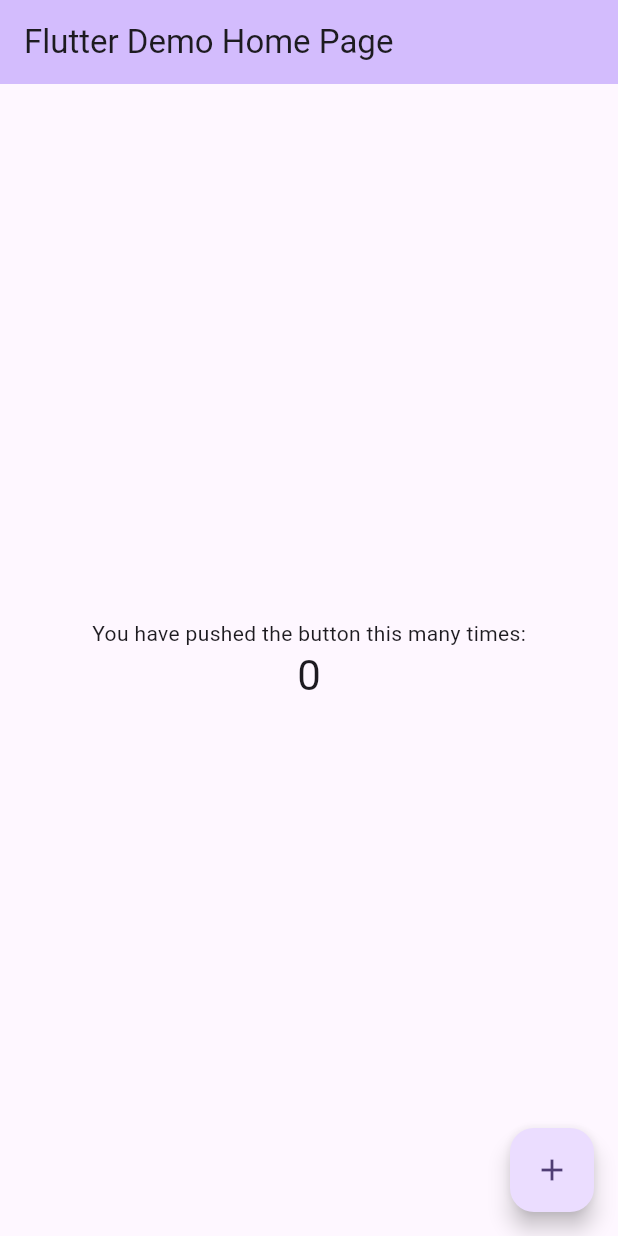
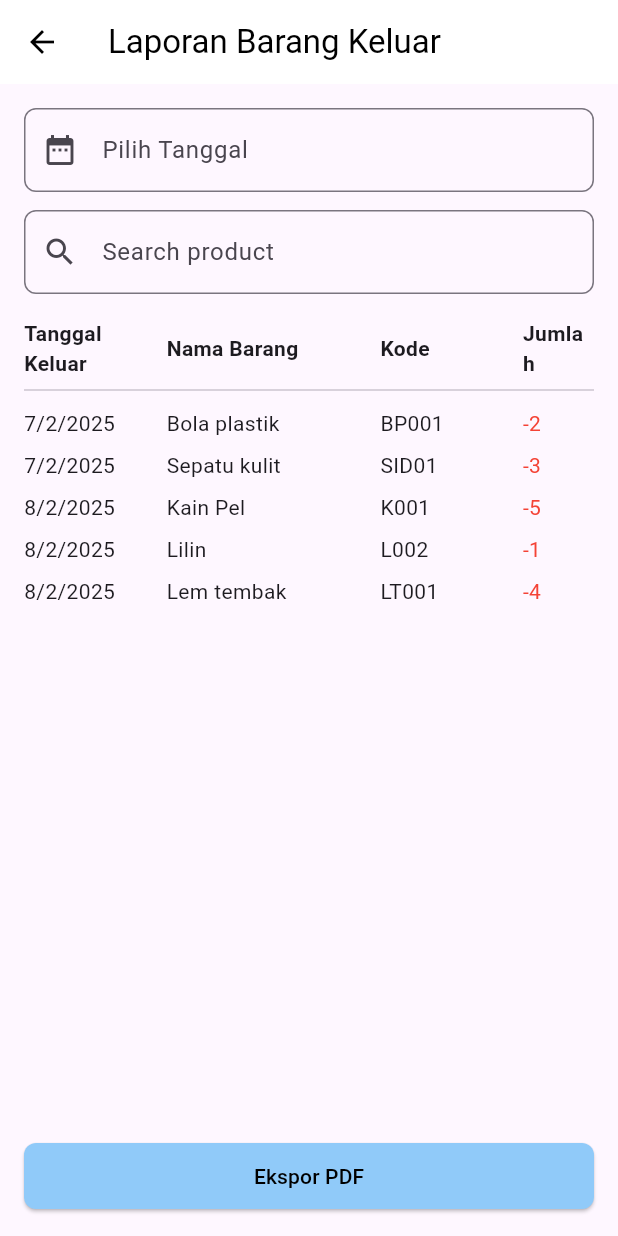
Before and after one commit to Falfall/kasirku, a Flutter app: the screen it shows after launch, on a phone screen of 412 x 824 dp. Run offline on Flutter 3.47's test engine with Material 3 defaults, Android fonts, the phone set to English and light mode, and no system bars.

Commit message:
barang masuk dan keluar

```diff
--- /dev/null
+++ b/lib/barangkeluar.dart
@@ -0,0 +1,167 @@
+import 'package:flutter/material.dart';
+
+class LaporanBarangKeluarPage extends StatefulWidget {
+  const LaporanBarangKeluarPage({super.key});
+
+  @override
+  State<LaporanBarangKeluarPage> createState() => _LaporanBarangKeluarPageState();
+}
+
+class _LaporanBarangKeluarPageState extends State<LaporanBarangKeluarPage> {
+  DateTime? _selectedDate;
+
+  Future<void> _pickDate(BuildContext context) async {
+    final DateTime? picked = await showDatePicker(
+      context: context,
+      initialDate: DateTime.now(),
+      firstDate: DateTime(2020),
+      lastDate: DateTime(2100),
+    );
+
+    if (picked != null) {
+      setState(() {
+        _selectedDate = picked;
+      });
+    }
+  }
+
+  String _formatDate(DateTime? date) {
+    if (date == null) return '';
+    return "${date.month}/${date.day}/${date.year}";
+  }
+
+  final List<Map<String, dynamic>> dataBarangKeluar = [
+    {
+      'tanggal': '7/2/2025',
+      'nama': 'Bola plastik',
+      'kode': 'BP001',
+      'jumlah': -2,
+    },
+    {
+      'tanggal': '7/2/2025',
+      'nama': 'Sepatu kulit',
+      'kode': 'SID01',
+      'jumlah': -3,
+    },
+    {
+      'tanggal': '8/2/2025',
+      'nama': 'Kain Pel',
+      'kode': 'K001',
+      'jumlah': -5,
+    },
+    {
+      'tanggal': '8/2/2025',
+      'nama': 'Lilin',
+      'kode': 'L002',
+      'jumlah': -1,
+    },
+    {
+      'tanggal': '8/2/2025',
+      'nama': 'Lem tembak',
+      'kode': 'LT001',
+      'jumlah': -4,
+    },
+  ];
+
+  @override
+  Widget build(BuildContext context) {
+    return Scaffold(
+      appBar: AppBar(
+        title: const Text("Laporan Barang Keluar"),
+        leading: IconButton(
+          icon: const Icon(Icons.arrow_back),
+          onPressed: () => Navigator.pop(context),
+        ),
+        backgroundColor: Colors.white,
+        foregroundColor: Colors.black,
+        elevation: 0,
+      ),
+      body: Padding(
+        padding: const EdgeInsets.all(16),
+        child: Column(
+          children: [
+            GestureDetector(
+              onTap: () => _pickDate(context),
+              child: AbsorbPointer(
+                child: TextField(
+                  controller: TextEditingController(text: _formatDate(_selectedDate)),
+                  decoration: InputDecoration(
+                    hintText: "Pilih Tanggal",
+                    prefixIcon: const Icon(Icons.date_range),
+                    border: OutlineInputBorder(borderRadius: BorderRadius.circular(8)),
+                  ),
+                ),
+              ),
+            ),
+
+            const SizedBox(height: 12),
+
+            TextField(
+              decoration: InputDecoration(
+                hintText: "Search product",
+                prefixIcon: const Icon(Icons.search),
+                border: OutlineInputBorder(borderRadius: BorderRadius.circular(8)),
+              ),
+            ),
+
+            const SizedBox(height: 16),
+
+            Row(
+              children: const [
+                Expanded(flex: 2, child: Text("Tanggal Keluar", style: TextStyle(fontWeight: FontWeight.bold))),
+                Expanded(flex: 3, child: Text("Nama Barang", style: TextStyle(fontWeight: FontWeight.bold))),
+                Expanded(flex: 2, child: Text("Kode", style: TextStyle(fontWeight: FontWeight.bold))),
+                Expanded(flex: 1, child: Text("Jumlah", style: TextStyle(fontWeight: FontWeight.bold))),
+              ],
+            ),
+
+            const Divider(),
+
+            Expanded(
+              child: ListView.builder(
+                itemCount: dataBarangKeluar.length,
+                itemBuilder: (context, index) {
+                  final item = dataBarangKeluar[index];
+                  return Padding(
+                    padding: const EdgeInsets.symmetric(vertical: 4),
+                    child: Row(
+                      children: [
+                        Expanded(flex: 2, child: Text(item['tanggal'])),
+                        Expanded(flex: 3, child: Text(item['nama'])),
+                        Expanded(flex: 2, child: Text(item['kode'])),
+                        Expanded(
+                          flex: 1,
+                          child: Text(
+                            item['jumlah'].toString(),
+                            style: const TextStyle(color: Colors.red),
+                          ),
+                        ),
+                      ],
+                    ),
+                  );
+                },
+              ),
+            ),
+
+            const SizedBox(height: 16),
+
+            SizedBox(
+              width: double.infinity,
+              child: ElevatedButton(
+                onPressed: () {
+                },
+                style: ElevatedButton.styleFrom(
+                  backgroundColor: Colors.blue.shade200,
+                  foregroundColor: Colors.black,
+                  padding: const EdgeInsets.symmetric(vertical: 12),
+                  shape: RoundedRectangleBorder(borderRadius: BorderRadius.circular(8)),
+                ),
+                child: const Text("Ekspor PDF"),
+              ),
+            ),
+          ],
+        ),
+      ),
+    );
+  }
+}
--- a/lib/main.dart
+++ b/lib/main.dart
@@ -1,4 +1,6 @@
 import 'package:flutter/material.dart';
+import 'package:kasirku/barangmasuk.dart';
+import 'package:kasirku/barangkeluar.dart';
 
 void main() {
   runApp(const MyApp());
@@ -7,116 +9,16 @@ void main() {
 class MyApp extends StatelessWidget {
   const MyApp({super.key});
 
-  // This widget is the root of your application.
   @override
   Widget build(BuildContext context) {
     return MaterialApp(
-      title: 'Flutter Demo',
+      title: 'Laporan Barang Keluar',
+      debugShowCheckedModeBanner: false,
       theme: ThemeData(
-        // This is the theme of your application.
-        //
-        // TRY THIS: Try running your application with "flutter run". You'll see
-        // the application has a purple toolbar. Then, without quitting the app,
-        // try changing the seedColor in the colorScheme below to Colors.green
-        // and then invoke "hot reload" (save your changes or press the "hot
-        // reload" button in a Flutter-supported IDE, or press "r" if you used
-        // the command line to start the app).
-        //
-        // Notice that the counter didn't reset back to zero; the application
-        // state is not lost during the reload. To reset the state, use hot
-        // restart instead.
-        //
-        // This works for code too, not just values: Most code changes can be
-        // tested with just a hot reload.
         colorScheme: ColorScheme.fromSeed(seedColor: Colors.deepPurple),
+        useMaterial3: true,
       ),
-      home: const MyHomePage(title: 'Flutter Demo Home Page'),
+      home: const LaporanBarangKeluarPage(),
     );
   }
 }
-
-class MyHomePage extends StatefulWidget {
-  const MyHomePage({super.key, required this.title});
-
-  // This widget is the home page of your application. It is stateful, meaning
-  // that it has a State object (defined below) that contains fields that affect
-  // how it looks.
-
-  // This class is the configuration for the state. It holds the values (in this
-  // case the title) provided by the parent (in this case the App widget) and
-  // used by the build method of the State. Fields in a Widget subclass are
-  // always marked "final".
-
-  final String title;
-
-  @override
-  State<MyHomePage> createState() => _MyHomePageState();
-}
-
-class _MyHomePageState extends State<MyHomePage> {
-  int _counter = 0;
-
-  void _incrementCounter() {
-    setState(() {
-      // This call to setState tells the Flutter framework that something has
-      // changed in this State, which causes it to rerun the build method below
-      // so that the display can reflect the updated values. If we changed
-      // _counter without calling setState(), then the build method would not be
-      // called again, and so nothing would appear to happen.
-      _counter++;
-    });
-  }
-
-  @override
-  Widget build(BuildContext context) {
-    // This method is rerun every time setState is called, for instance as done
-    // by the _incrementCounter method above.
-    //
-    // The Flutter framework has been optimized to make rerunning build methods
-    // fast, so that you can just rebuild anything that needs updating rather
-    // than having to individually change instances of widgets.
-    return Scaffold(
-      appBar: AppBar(
-        // TRY THIS: Try changing the color here to a specific color (to
-        // Colors.amber, perhaps?) and trigger a hot reload to see the AppBar
-        // change color while the other colors stay the same.
-        backgroundColor: Theme.of(context).colorScheme.inversePrimary,
-        // Here we take the value from the MyHomePage object that was created by
-        // the App.build method, and use it to set our appbar title.
-        title: Text(widget.title),
-      ),
-      body: Center(
-        // Center is a layout widget. It takes a single child and positions it
-        // in the middle of the parent.
-        child: Column(
-          // Column is also a layout widget. It takes a list of children and
-          // arranges them vertically. By default, it sizes itself to fit its
-          // children horizontally, and tries to be as tall as its parent.
-          //
-          // Column has various properties to control how it sizes itself and
-          // how it positions its children. Here we use mainAxisAlignment to
-          // center the children vertically; the main axis here is the vertical
-          // axis because Columns are vertical (the cross axis would be
-          // horizontal).
-          //
-          // TRY THIS: Invoke "debug painting" (choose the "Toggle Debug Paint"
-          // action in the IDE, or press "p" in the console), to see the
-          // wireframe for each widget.
-          mainAxisAlignment: MainAxisAlignment.center,
-          children: <Widget>[
-            const Text('You have pushed the button this many times:'),
-            Text(
-              '$_counter',
-              style: Theme.of(context).textTheme.headlineMedium,
-            ),
-          ],
-        ),
-      ),
-      floatingActionButton: FloatingActionButton(
-        onPressed: _incrementCounter,
-        tooltip: 'Increment',
-        child: const Icon(Icons.add),
-      ), // This trailing comma makes auto-formatting nicer for build methods.
-    );
-  }
-}
```
Also changed, not shown: lib/barangmasuk.dart (added, +155 -0 lines).
